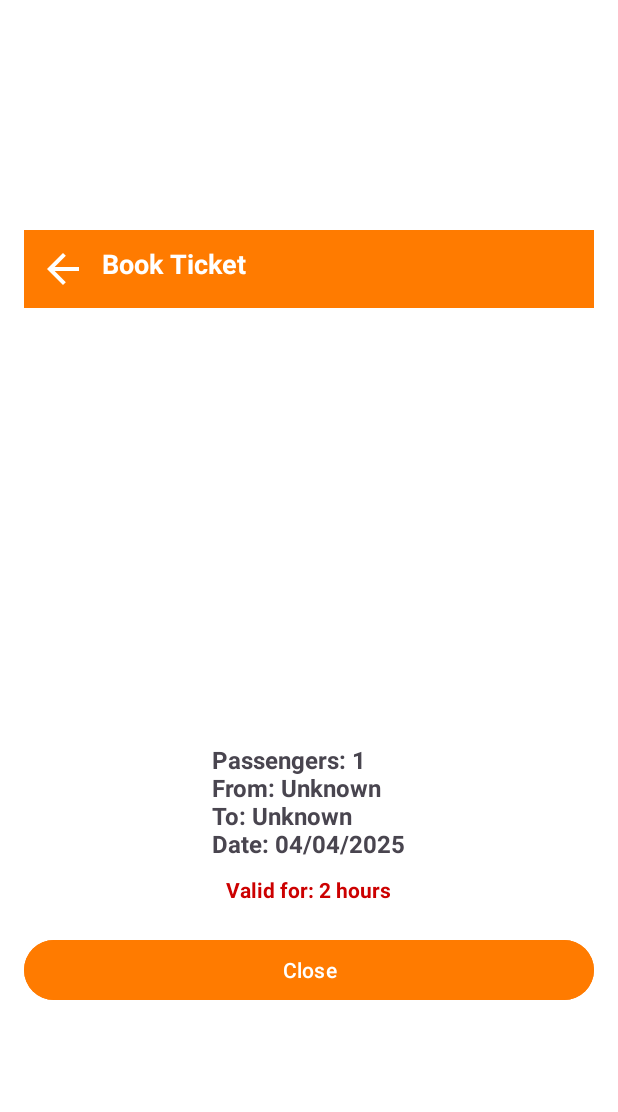
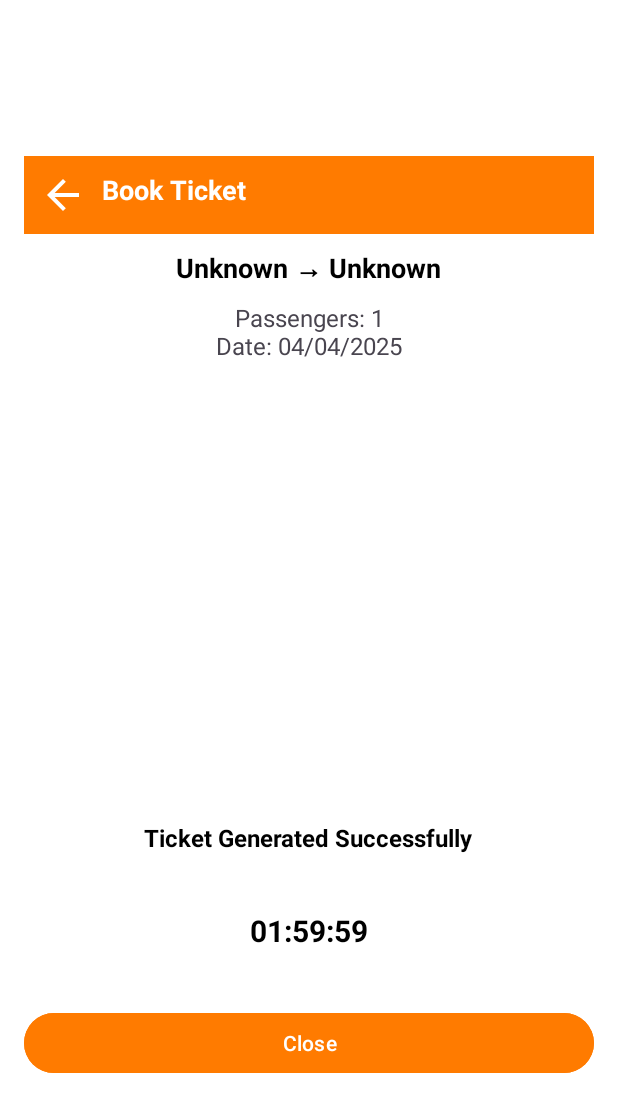
Before and after one commit to Nidhi12396/metro_application, an Android app: the page12 screen opened directly, with no data from a screen before it, on a phone screen of 412 x 824 dp. Shown: the top 1112 px of the screen. Run offline under Robolectric (Android 15) with nearby library versions, the light colour scheme and no system bars; libraries missing offline, so code that uses them is left out: com.journeyapps.barcodescanner; 2 statements that could not run were skipped.

Commit message:
Countdown timer added

```diff
--- a/app/src/main/java/com/example/logsignsql/page12.java
+++ b/app/src/main/java/com/example/logsignsql/page12.java
@@ -3,6 +3,7 @@ package com.example.logsignsql;
 import android.content.Intent;
 import android.graphics.Bitmap;
 import android.os.Bundle;
+import android.os.CountDownTimer;
 import android.os.Environment;
 import android.util.Log;
 import androidx.appcompat.app.AppCompatActivity;
@@ -25,11 +26,13 @@ public class page12 extends AppCompatActivity {
 
     private static final String TAG = "Page12";
     private static final int QR_SIZE = 500;
+    private static final long VALIDITY_PERIOD = 2 * 60 * 60 * 1000; // 2 Hours in milliseconds
 
     private ImageView generatedQrImage;
-    private TextView ticketDetails, timeLeft;
+    private TextView stationDetails, passengerDetails, ticketStatus, timeLeft;
     private Bitmap qrBitmap;
     private Button closePopupBtn;
+    private CountDownTimer countDownTimer;
 
     @Override
     protected void onCreate(Bundle savedInstanceState) {
@@ -38,7 +41,9 @@ public class page12 extends AppCompatActivity {
 
         // Initialize UI components
         generatedQrImage = findViewById(R.id.generatedQrImage);
-        ticketDetails = findViewById(R.id.ticketDetails);
+        stationDetails = findViewById(R.id.stationDetails);
+        passengerDetails = findViewById(R.id.passengerDetails);
+        ticketStatus = findViewById(R.id.ticketStatus);
         timeLeft = findViewById(R.id.timeLeft);
         closePopupBtn = findViewById(R.id.closePopupBtn);
 
@@ -63,19 +68,28 @@ public class page12 extends AppCompatActivity {
         // Generate QR Code
         generateQrCode(qrData);
 
-        // Display ticket details
-        ticketDetails.setText(
-                "Passengers: " + passengerCount + "\n" +
-                        "From: " + fromStation + "\n" +
-                        "To: " + toStation + "\n" +
-                        "Date: " + getCurrentDate()
-        );
+        // Set station details (Above QR)
+        stationDetails.setText(fromStation + " → " + toStation);
 
-        // Set expiration time
-        timeLeft.setText("Valid for: 2 hours");
+        // Get current date dynamically
+        String currentDate = getCurrentDate();
+
+        // Set Passenger Count & Date dynamically (VERTICAL FORMAT)
+        passengerDetails.setText("Passengers: " + passengerCount + "\nDate: " + currentDate);
+
+        // Set ticket status (Below QR)
+        ticketStatus.setText("Ticket Generated Successfully");
+
+        // Start countdown timer
+        startCountdownTimer();
 
         // Close button action
-        closePopupBtn.setOnClickListener(view -> finish());
+        closePopupBtn.setOnClickListener(view -> {
+            if (countDownTimer != null) {
+                countDownTimer.cancel(); // Stop timer when closing
+            }
+            finish();
+        });
     }
 
     private void generateQrCode(String qrData) {
@@ -87,6 +101,44 @@ public class page12 extends AppCompatActivity {
         } catch (WriterException e) {
             Log.e(TAG, "QR Generation Failed: " + e.getMessage());
         }
+    }
+
+    private void startCountdownTimer() {
+        if (timeLeft == null) {
+            Log.e(TAG, "TextView timeLeft is NULL! Check XML id.");
+            return;
+        }
+
+        countDownTimer = new CountDownTimer(VALIDITY_PERIOD, 1000) {
+            @Override
+            public void onTick(long millisUntilFinished) {
+                long hours = (millisUntilFinished / (1000 * 60 * 60)) % 24;
+                long minutes = (millisUntilFinished / (1000 * 60)) % 60;
+                long seconds = (millisUntilFinished / 1000) % 60;
+
+                String timeText = String.format(Locale.getDefault(), "%02d:%02d:%02d", hours, minutes, seconds);
+
+                runOnUiThread(() -> {
+                    if (timeLeft != null) {
+                        timeLeft.setText(timeText);
+                        timeLeft.setBackgroundColor(getResources().getColor(R.color.white));
+                    }
+                });
+
+                Log.d(TAG, "Countdown: " + timeText);
+            }
+
+            @Override
+            public void onFinish() {
+                runOnUiThread(() -> {
+                    timeLeft.setText("Expired");
+                    finish(); // Close activity when time runs out
+                });
+            }
+        };
+
+        countDownTimer.start();
+        Log.d(TAG, "Countdown Timer Started");
     }
 
     private String getCurrentDate() {
@@ -109,4 +161,12 @@ public class page12 extends AppCompatActivity {
         }
         return null;
     }
+
+    @Override
+    protected void onDestroy() {
+        super.onDestroy();
+        if (countDownTimer != null) {
+            countDownTimer.cancel(); // Stop timer when activity is destroyed
+        }
+    }
 }
--- /dev/null
+++ b/app/src/main/res/drawable/countdown_box.xml
@@ -0,0 +1,10 @@
+<?xml version="1.0" encoding="utf-8"?>
+<selector xmlns:android="http://schemas.android.com/apk/res/android">
+    <shape xmlns:android="http://schemas.android.com/apk/res/android">
+        <corners android:radius="16dp"/>
+        <solid android:color="#2196F3"/> <!-- Blue background -->
+        <stroke android:width="2dp" android:color="#1E88E5"/> <!-- Darker blue border -->
+        <padding android:left="16dp" android:top="8dp" android:right="16dp" android:bottom="8dp"/>
+    </shape>
+
+</selector>
--- a/app/src/main/res/layout/activity_page12.xml
+++ b/app/src/main/res/layout/activity_page12.xml
@@ -31,31 +31,73 @@
             android:textStyle="bold"/>
     </LinearLayout>
 
+    <!-- Station Details (Above QR) -->
+    <TextView
+        android:id="@+id/stationDetails"
+        android:layout_width="wrap_content"
+        android:layout_height="wrap_content"
+        android:textSize="18sp"
+        android:textStyle="bold"
+        android:textColor="@android:color/black"
+        android:text="From → To"
+        android:padding="10dp"/>
+
+    <TextView
+        android:id="@+id/passengerDetails"
+        android:layout_width="wrap_content"
+        android:layout_height="wrap_content"
+        android:textSize="16sp"
+        android:gravity="center"
+        android:layout_marginBottom="4dp"/>
+
+    <!-- Date (Dynamically Updated) -->
+    <TextView
+        android:id="@+id/dateDetails"
+        android:layout_width="wrap_content"
+        android:layout_height="wrap_content"
+        android:textSize="16sp"
+        android:gravity="center"
+        android:layout_marginBottom="10dp"/>
+
     <!-- QR Code Display -->
     <ImageView
         android:id="@+id/generatedQrImage"
         android:layout_width="250dp"
         android:layout_height="250dp"
         android:scaleType="fitCenter"
-        android:layout_marginTop="30dp"/>
+        android:layout_marginTop="10dp"/>
 
-    <!-- Ticket Details -->
+    <!-- Ticket Status (Below QR) -->
     <TextView
-        android:id="@+id/ticketDetails"
+        android:id="@+id/ticketStatus"
         android:layout_width="wrap_content"
         android:layout_height="wrap_content"
         android:textSize="16sp"
         android:textStyle="bold"
+        android:textColor="@color/black"
+        android:text="Ticket Generated Successfully"
         android:padding="10dp"/>
 
-    <!-- Expiry Time -->
-    <TextView
-        android:id="@+id/timeLeft"
+    <!-- Countdown Timer Box -->
+    <LinearLayout
         android:layout_width="wrap_content"
         android:layout_height="wrap_content"
-        android:textSize="14sp"
-        android:textColor="@android:color/holo_red_dark"
-        android:textStyle="bold"/>
+        android:padding="12dp"
+        android:layout_marginTop="10dp"
+        android:background="@color/white"
+        android:orientation="horizontal"
+        android:gravity="center">
+
+        <TextView
+            android:id="@+id/timeLeft"
+            android:layout_width="wrap_content"
+            android:layout_height="wrap_content"
+            android:textSize="20sp"
+            android:textColor="@android:color/black"
+            android:textStyle="bold"
+            android:padding="5dp"
+            android:text="Loading..." />
+    </LinearLayout>
 
     <!-- Close Button -->
     <Button
```
